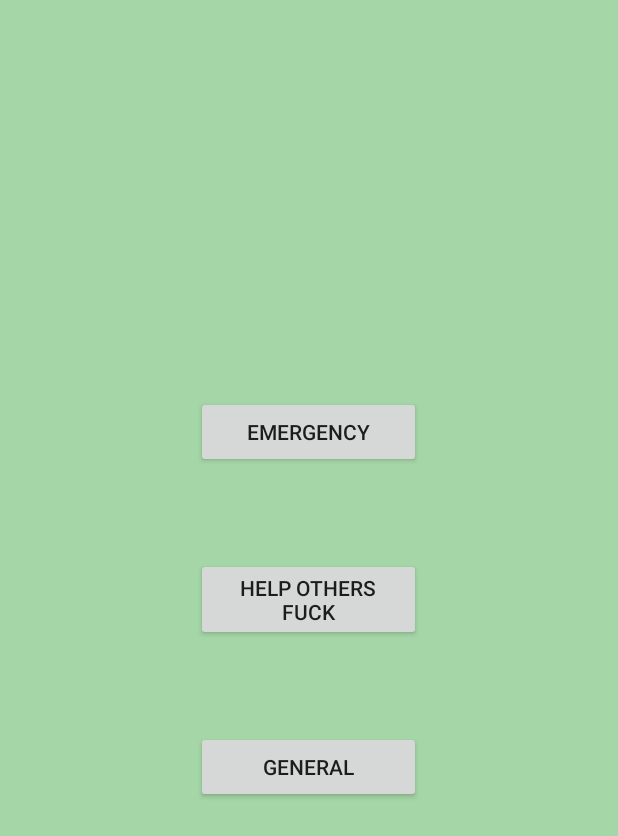
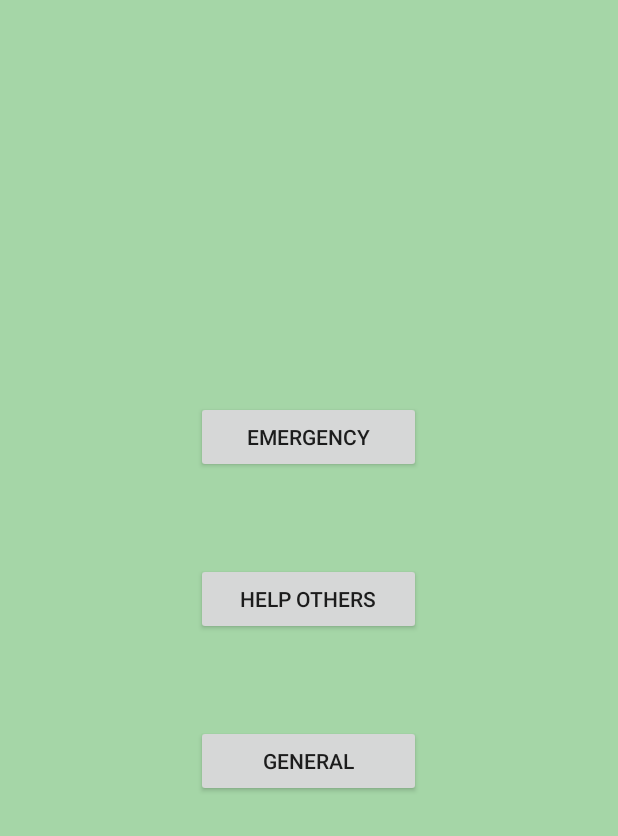
Before and after one commit to anshul-shaive/Helpnet, an Android app: the screen it shows after launch (MainActivity), on a phone screen of 412 x 824 dp. Shown: the top 836 px of the screen. Run offline under Robolectric (Android 15) with nearby library versions, the phone set to English and light mode, and no system bars.

Commit message:
Update activity_main.xml

```diff
--- a/madad_pro/app/src/main/res/layout/activity_main.xml
+++ b/madad_pro/app/src/main/res/layout/activity_main.xml
@@ -39,7 +39,7 @@
             android:layout_gravity="center"
             android:layout_margin="30dp"
             android:onClick="helpOthers"
-            android:text="Help Others fuck" />
+            android:text="Help Others" />
 
         <Button
             android:id="@+id/button9"
```
